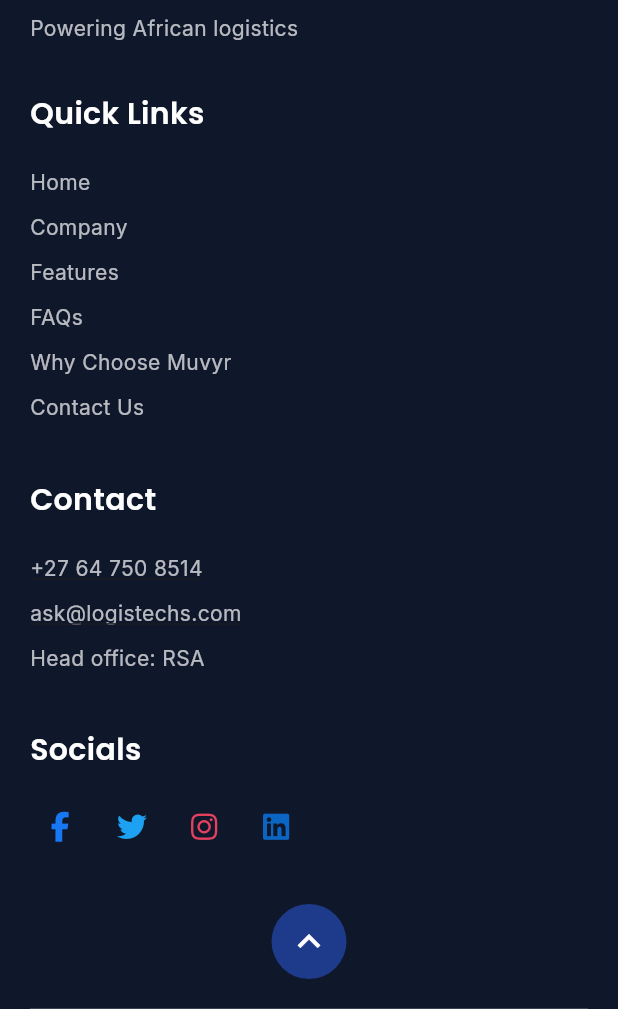
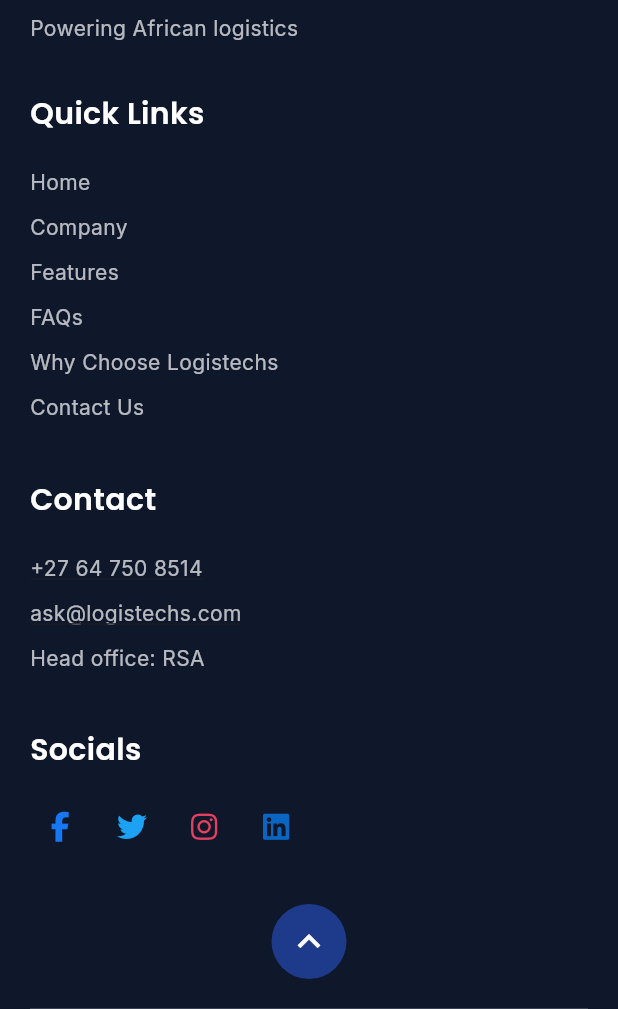
Before and after one commit to ShiftAlpha/logistechs-website, a Flutter app: the FaqsPage screen opened by its route, scrolled down 1152 dp, on a phone screen of 412 x 824 dp, the part 227-1236 px from its top. Run offline on Flutter 3.47's test engine with Material 3 defaults, Android fonts, the light colour scheme and no system bars; our stand-ins replace animate_do, carousel_slider, font_awesome_flutter, google_fonts.

Commit message:
bug fixes

```diff
--- a/lib/main.dart
+++ b/lib/main.dart
@@ -1,6 +1,4 @@
 /// Main entry point for the Logistechs Website
-///
-/// This Flutter web application replicates the Muvyr website for Logistechs,
 /// a digital logistics platform for African road freight operations.
 
 import 'package:flutter/material.dart';
--- a/lib/pages/faqs_page.dart
+++ b/lib/pages/faqs_page.dart
@@ -44,8 +44,8 @@
     },
     {
       'question': 'DOES LOGISTECHS HAVE A DRIVER APP?',
-      'answer': 'LOGISTECHS can be configured with or without the Muvyr Driver app.\n\n'
-          'The Muvyr Driver app enables your drivers to complete checklists, view all upcoming trips, '
+      'answer': 'LOGISTECHS can be configured with or without the Logistechs Driver app.\n\n'
+          'The Logistechs Driver app enables your drivers to complete checklists, view all upcoming trips, '
           'be tracked in real-time (outside of your tracking devices) and upload digital proofs of '
           'deliveries (e-signed on the app).',
     },
--- a/lib/widgets/custom_footer.dart
+++ b/lib/widgets/custom_footer.dart
@@ -106,7 +106,7 @@
         _buildFooterLink(context, 'Company', AppRoutes.company),
         _buildFooterLink(context, 'Features', AppRoutes.features),
         _buildFooterLink(context, 'FAQs', AppRoutes.faqs),
-        _buildFooterLink(context, 'Why Choose Muvyr', AppRoutes.whyChoose),
+        _buildFooterLink(context, 'Why Choose Logistechs', AppRoutes.whyChoose),
         _buildFooterLink(context, 'Contact Us', AppRoutes.contact),
       ],
     );
```
Also changed, not shown: assets/images/logistechs_icon.png (added), 1 other file.
